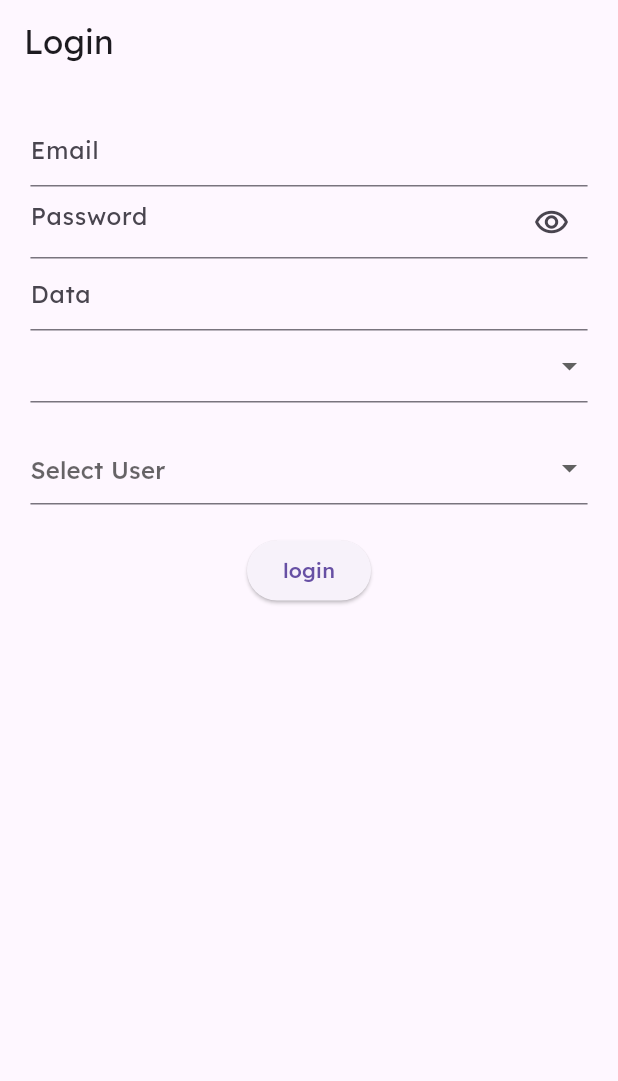
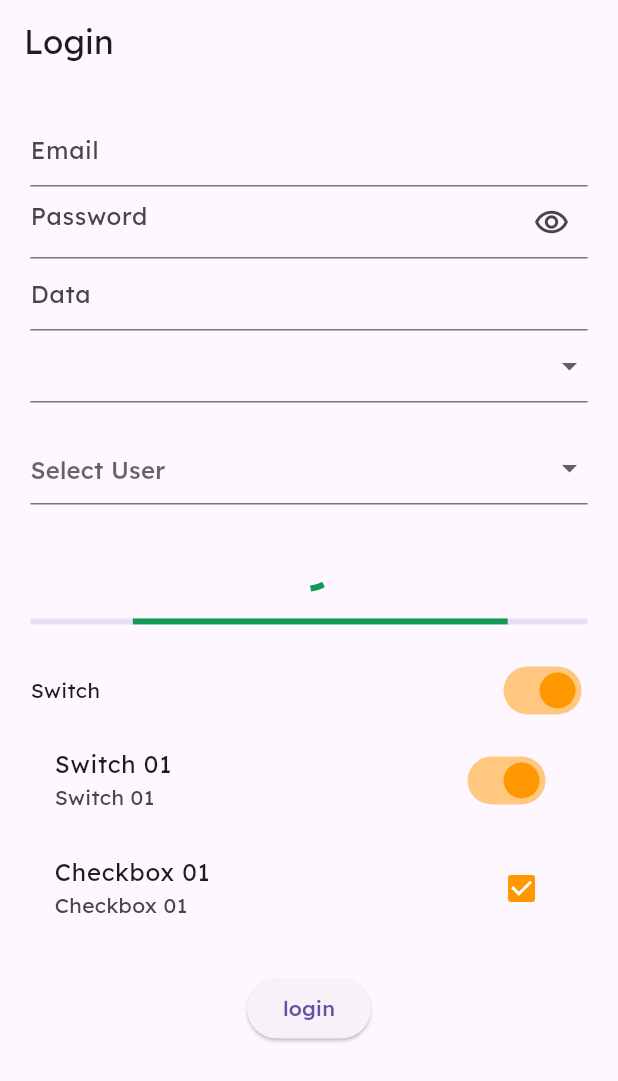
Before and after one commit to a-saber/NTI-Round5-Flutter, a Flutter app: the screen it shows after launch, on a phone screen of 412 x 824 dp. Shown: the top 1081 px of the screen. Run offline on Flutter 3.47's test engine with Material 3 defaults, Android fonts, the phone set to English and light mode, and no system bars; our stand-ins replace flutter_screenutil, flutter_svg.

Commit message:
2026/03/14 SAT 02 STF

```diff
--- a/lib/features/auth/views/login_view.dart
+++ b/lib/features/auth/views/login_view.dart
@@ -1,6 +1,13 @@
 import 'package:flutter/material.dart';
 import 'package:flutter_screenutil/flutter_screenutil.dart';
+import 'package:nti5/core/utils/app_colors.dart';
+/*
+Country
+ - name
+ - iso
+ - code
 
+ */
 class UserModel {
   String? name;
   String? email;
@@ -23,6 +30,8 @@ class LoginViewState extends State<LoginView>{
   final passwordController = TextEditingController();
 
   bool passwordSecure = true;
+  bool switchValue = true;
+  bool checkBoxValue = true;
 
   List<String> cities = [
     'Cairo',
@@ -37,6 +46,7 @@ class LoginViewState extends State<LoginView>{
     UserModel(id:3,name: 'Ali', email: 'nti@example.com', phone: '1635848335'),
   ];
 
+
   @override
   Widget build(BuildContext context) {
     return Scaffold(
@@ -48,6 +58,7 @@ class LoginViewState extends State<LoginView>{
           padding: REdgeInsets.all(20.0),
           child: Form(
             key: formKey,
+            child: SingleChildScrollView(
               child: Column(
                 children:
                 [
@@ -191,6 +202,61 @@ class LoginViewState extends State<LoginView>{
                     ),
                   ),
 
+                  SizedBox(height: 20,),
+                  CircularProgressIndicator(
+                    color: AppColors.primary,
+                  ),
+                  SizedBox(height: 20,),
+                  LinearProgressIndicator(
+                    color: AppColors.primary,
+                  ),
+                  SizedBox(height: 20,),
+
+                  Row(
+                    mainAxisAlignment: MainAxisAlignment.spaceBetween,
+                    children: [
+                      Text('Switch'),
+
+                      Switch(
+                        value: switchValue,
+                        onChanged: (value){
+                          setState(() {
+                            switchValue = value;
+                          });
+                        },
+                        activeColor: Colors.orange,
+
+                      ),
+                    ],
+                  ),
+                  SwitchListTile(
+                    value: switchValue,
+                    onChanged: (value){
+                      setState(() {
+                        switchValue = value;
+                      });
+                    },
+                    activeColor: Colors.orange,
+                    title: Text('Switch 01'),
+                    subtitle: Text('Switch 01'),
+
+                  ),
+                  CheckboxListTile(
+                    value: checkBoxValue,
+                    onChanged: (value){
+                      setState(() {
+                        if(value != null){
+                          checkBoxValue = value;
+                        }
+                      });
+                    },
+                    activeColor: Colors.orange,
+                    title: Text('Checkbox 01'),
+                    subtitle: Text('Checkbox 01'),
+
+                  ),
+
+
 
 
                   SizedBox(height: 20,),
@@ -207,6 +273,7 @@ class LoginViewState extends State<LoginView>{
             ),
           ),
         ),
+      ),
     );
   }
 }
```
Lines whose indentation alone changed are shown as unchanged.
